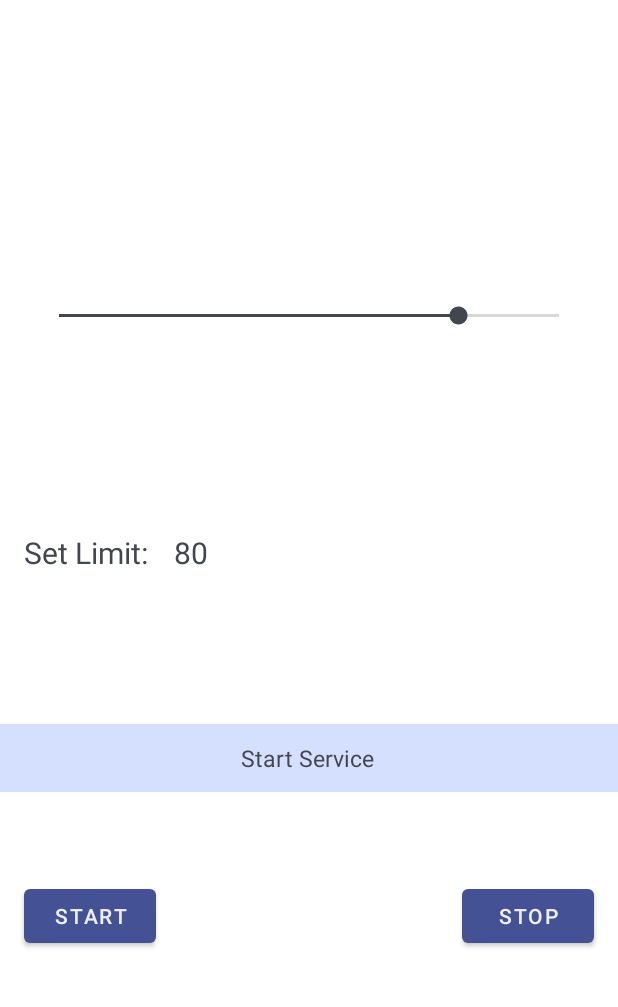
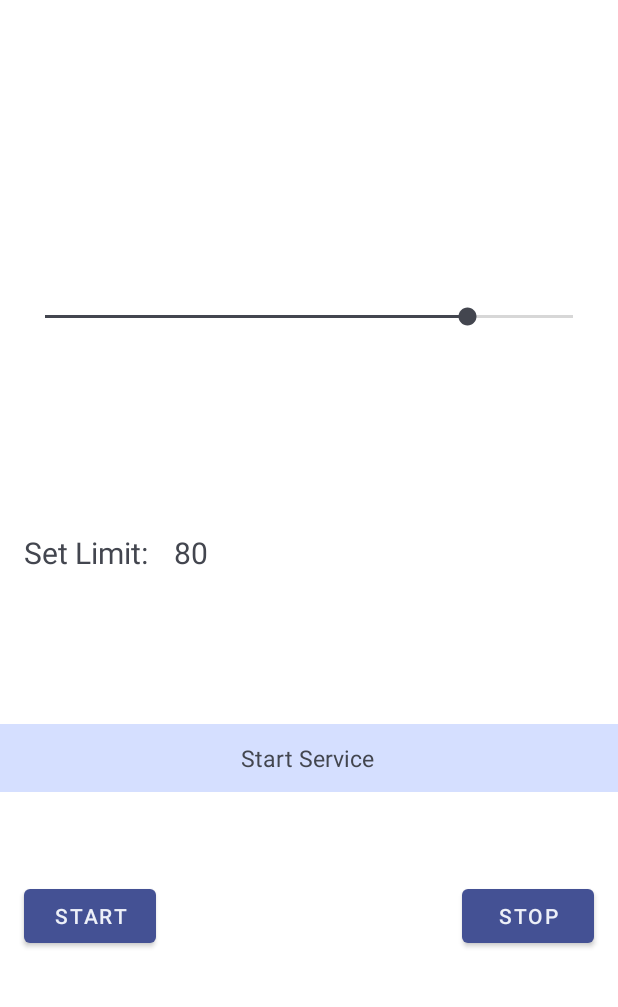
Before and after one commit to GTtron816/Charge-Reminder, an Android app: the screen it shows after launch (MainActivity), on a phone screen of 412 x 824 dp, the part 68-1075 px from its top. Run offline under Robolectric (Android 15) with nearby library versions, the phone set to English and light mode, and no system bars.

```diff
--- a/app/src/main/res/layout/activity_main.xml
+++ b/app/src/main/res/layout/activity_main.xml
@@ -102,8 +102,8 @@
 
     <SeekBar
         android:id="@+id/blimit"
-        android:layout_width="365dp"
-        android:layout_height="46dp"
+        android:layout_width="384dp"
+        android:layout_height="47dp"
         android:layout_marginTop="188dp"
         android:max="100"
         android:progress="80"
```
